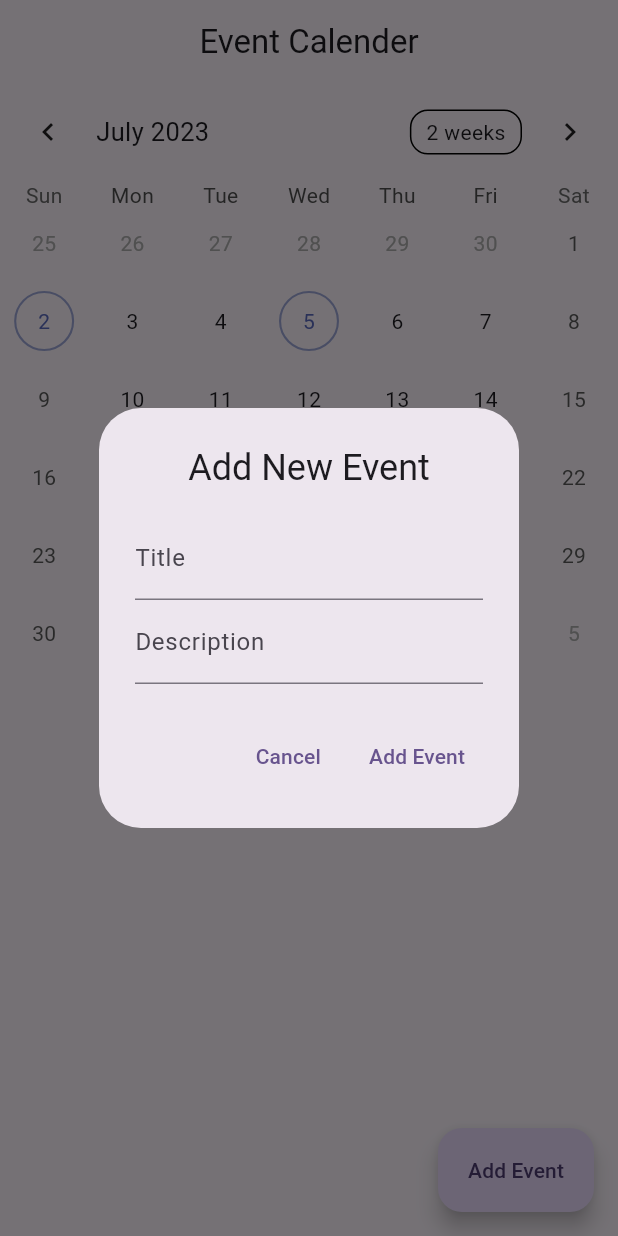
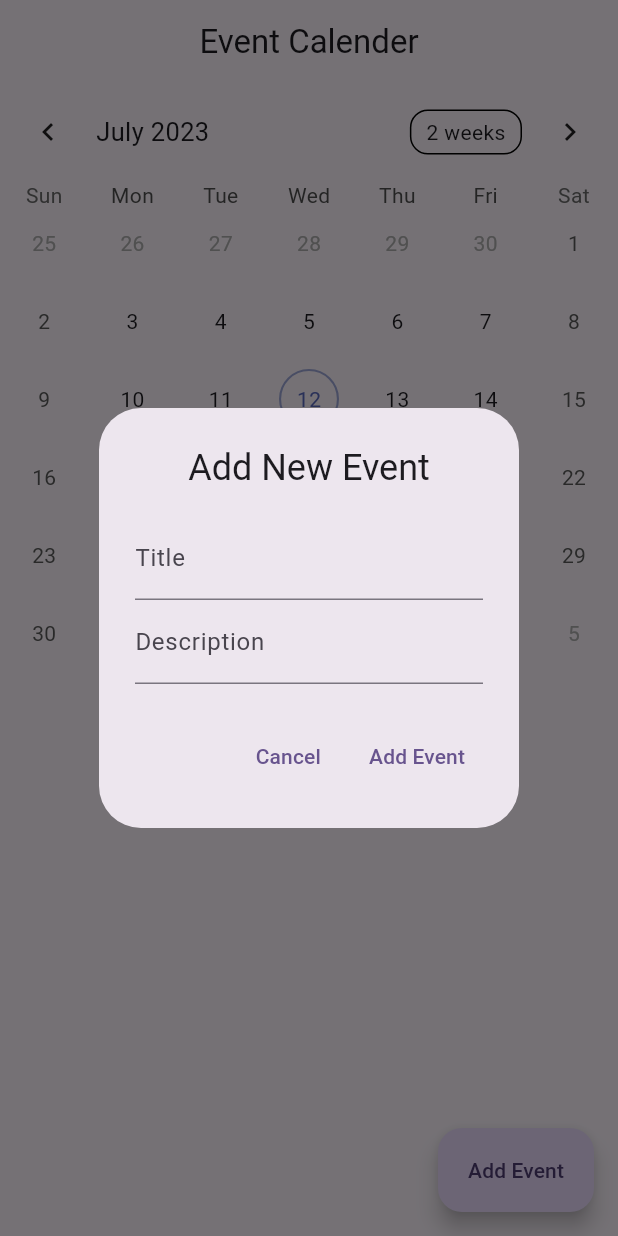
Before and after one commit to LakshanKodithuwakku/flutter_to_do_calendar, a Flutter app: the screen it shows after launch, after a tap on "Add Event", on a phone screen of 412 x 824 dp. Run offline on Flutter 3.47's test engine with Material 2 defaults, Android fonts, the phone set to English and light mode, and no system bars; drawn by our look-alikes of table_calendar; our stand-ins replace animated_splash_screen.

Commit message:
splash screen

```diff
--- /dev/null
+++ b/lib/constants/colors.dart
@@ -0,0 +1,8 @@
+import 'package:flutter/material.dart';
+
+const Color backgroundWhite = Color(0xFFFFFFFF);
+const Color backgroundYellow = Color(0xFFf3be00);
+const Color backgroundBlue = Color(0xFF375EFF);
+const Color textBlack = Color(0xFF000000);
+const Color textGray = Color(0xFF9e9da3);
+const Color primaryColor = Color(0xf4ef0000);
--- a/lib/main.dart
+++ b/lib/main.dart
@@ -1,5 +1,6 @@
 import 'package:flutter/material.dart';
 import 'package:untitled/views/event_calender.dart';
+import 'package:untitled/views/splash_screen.dart';
 
 void main() {
   runApp(const MyApp());
@@ -19,7 +20,7 @@ class MyApp extends StatelessWidget {
         colorScheme: ColorScheme.fromSeed(seedColor: Colors.deepPurple),
         useMaterial3: true,
       ),
-      home: EventCalenderScreen(),
+      home: SplashScreen(),
     );
   }
 }
--- a/lib/views/event_calender.dart
+++ b/lib/views/event_calender.dart
@@ -30,14 +30,14 @@ class _EventCalenderScreenState extends State<EventCalenderScreen> {
     loadPreviousEvents();
   }
 
-  loadPreviousEvents(){
+  loadPreviousEvents() {
     print("object");
     setState(() {
       mySelectedEvents = {
-        "2023-07-13":[
+        "2023-07-13": [
           {"eventDescp": "11", "eventTitle": "111"}
         ],
-        "2023-07-10":[
+        "2023-07-10": [
           {"eventDescp": "11", "eventTitle": "111"},
           {"eventDescp": "22", "eventTitle": "222"}
         ]
@@ -45,6 +45,7 @@ class _EventCalenderScreenState extends State<EventCalenderScreen> {
     });
     print(mySelectedEvents);
   }
+
   List _listOfDayEvents(DateTime dateTime) {
     if (mySelectedEvents[DateFormat('yyyy-MM-dd').format(dateTime)] != null) {
       return mySelectedEvents[DateFormat('yyyy-MM-dd').format(dateTime)]!;
@@ -52,6 +53,12 @@ class _EventCalenderScreenState extends State<EventCalenderScreen> {
       return [];
     }
   }
+
+  var holidays = [DateTime.utc(2023, 03, 02), DateTime.utc(2023, 04, 05),DateTime.utc(2023, 05, 08),DateTime.utc(2023, 06, 12),
+    DateTime.utc(2023, 07, 12),
+    DateTime.utc(2023, 08, 20),
+    DateTime.utc(2023, 09, 25),
+    DateTime.utc(2023, 10, 15)];
 
   _showAddEventDialog() async {
     await showDialog(
@@ -101,17 +108,17 @@ class _EventCalenderScreenState extends State<EventCalenderScreen> {
 
                       setState(() {
                         if (mySelectedEvents[DateFormat('yyyy-MM-dd')
-                            .format(_selectedDate!)] !=
+                                .format(_selectedDate!)] !=
                             null) {
-                          mySelectedEvents[
-                          DateFormat('yyyy-MM-dd').format(_selectedDate!)]
+                          mySelectedEvents[DateFormat('yyyy-MM-dd')
+                                  .format(_selectedDate!)]
                               ?.add({
                             "eventTitle": titleController.text,
                             "eventDescp": descpController.text,
                           });
                         } else {
-                          mySelectedEvents[
-                          DateFormat('yyyy-MM-dd').format(_selectedDate!)] = [
+                          mySelectedEvents[DateFormat('yyyy-MM-dd')
+                              .format(_selectedDate!)] = [
                             {
                               "eventTitle": titleController.text,
                               "eventDescp": descpController.text,
@@ -169,11 +176,12 @@ class _EventCalenderScreenState extends State<EventCalenderScreen> {
               onPageChanged: (focusedDay) {
                 _focusedDay = focusedDay;
               },
-              eventLoader: _listOfDayEvents,holidayPredicate: (day) {
+              eventLoader: _listOfDayEvents,
+              holidayPredicate: (day) {
                 print(day.weekday);
-                var importantDays = [DateTime.utc(2023, 07, 02), DateTime.utc(2023, 07, 05)];
-              return importantDays.contains(day);//day == DateTime.utc(2023, 07, 02) || day == DateTime.utc(2023, 07, 05);
+                return holidays.contains(day);
               },
+              weekendDays: const [DateTime.saturday, DateTime.sunday],
             ),
             ..._listOfDayEvents(_selectedDate!).map((myEvents) => ListTile(
                   leading: const Icon(
@@ -182,7 +190,7 @@ class _EventCalenderScreenState extends State<EventCalenderScreen> {
                   ),
                   title: Padding(
                     padding: const EdgeInsets.only(bottom: 8.0),
-                    child: Text('Event Title: ${myEvents['e ventTitle']}'),
+                    child: Text('Event Title: ${myEvents['eventTitle']}'),
                   ),
                   subtitle: Text('Description: ${myEvents['eventDescp']}'),
                 ))
--- /dev/null
+++ b/lib/views/splash_screen.dart
@@ -0,0 +1,41 @@
+import 'package:animated_splash_screen/animated_splash_screen.dart';
+import 'package:flutter/material.dart';
+import '../constants/colors.dart';
+import 'event_calender.dart';
+
+class SplashScreen extends StatefulWidget {
+  const SplashScreen({Key? key}) : super(key: key);
+
+  @override
+  State<SplashScreen> createState() => _SplashScreenState();
+}
+
+class _SplashScreenState extends State<SplashScreen> {
+  @override
+  Widget build(BuildContext context) {
+    return AnimatedSplashScreen(
+      splash: Row(
+        mainAxisAlignment: MainAxisAlignment.center,
+        children: [
+          Container(
+            width: 70,
+            height: 70,
+            child: Image.asset("assets/icons/icon.png"),
+          ),
+          SizedBox(
+            width: 30,
+          ),
+          Container(
+            child: Text(
+              "Event Calender",
+              style: TextStyle(
+                  color: textBlack, fontSize: 30, fontWeight: FontWeight.bold),
+            ),
+          ),
+        ],
+      ),
+      nextScreen: EventCalenderScreen(),
+      splashTransition: SplashTransition.fadeTransition,
+    );
+  }
+}
--- a/pubspec.yaml
+++ b/pubspec.yaml
@@ -37,6 +37,7 @@ dependencies:
   cupertino_icons: ^1.0.2
   table_calendar: ^3.0.9
   intl: ^0.18.1
+  animated_splash_screen: ^1.3.0
 
 dev_dependencies:
   flutter_test:
@@ -61,8 +62,8 @@ flutter:
   uses-material-design: true
 
   # To add assets to your application, add an assets section, like this:
-  # assets:
-  #   - images/a_dot_burr.jpeg
+  assets:
+     - assets/icons/
   #   - images/a_dot_ham.jpeg
 
   # An image asset can refer to one or more resolution-specific "variants", see
```
Also changed, not shown: assets/icons/icon.png (added), pubspec.lock.
